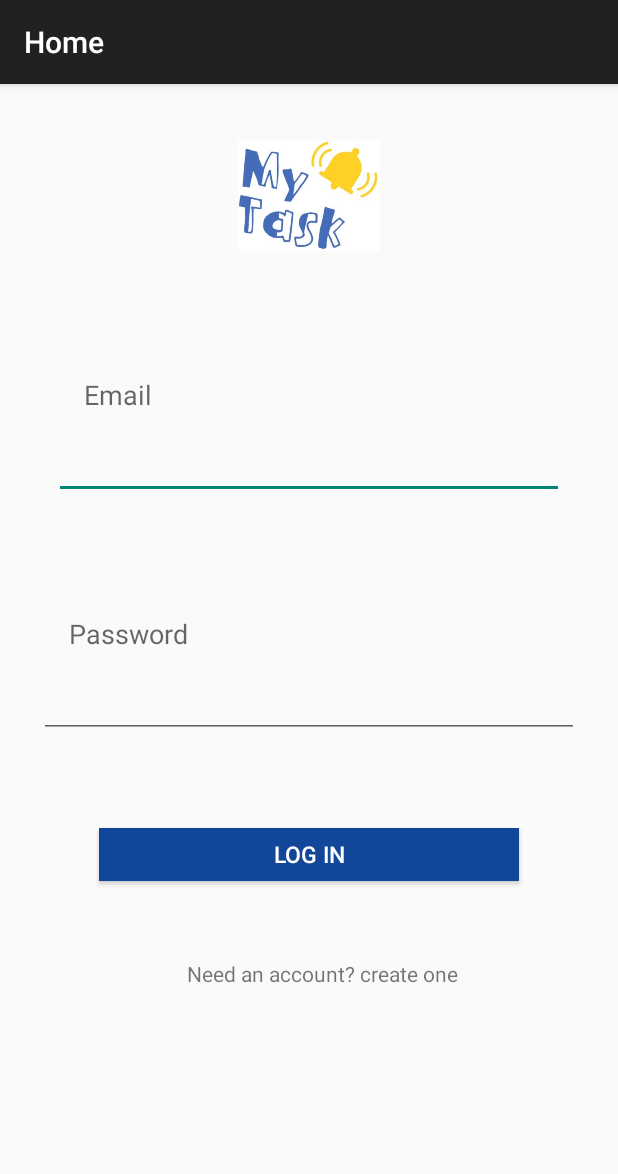
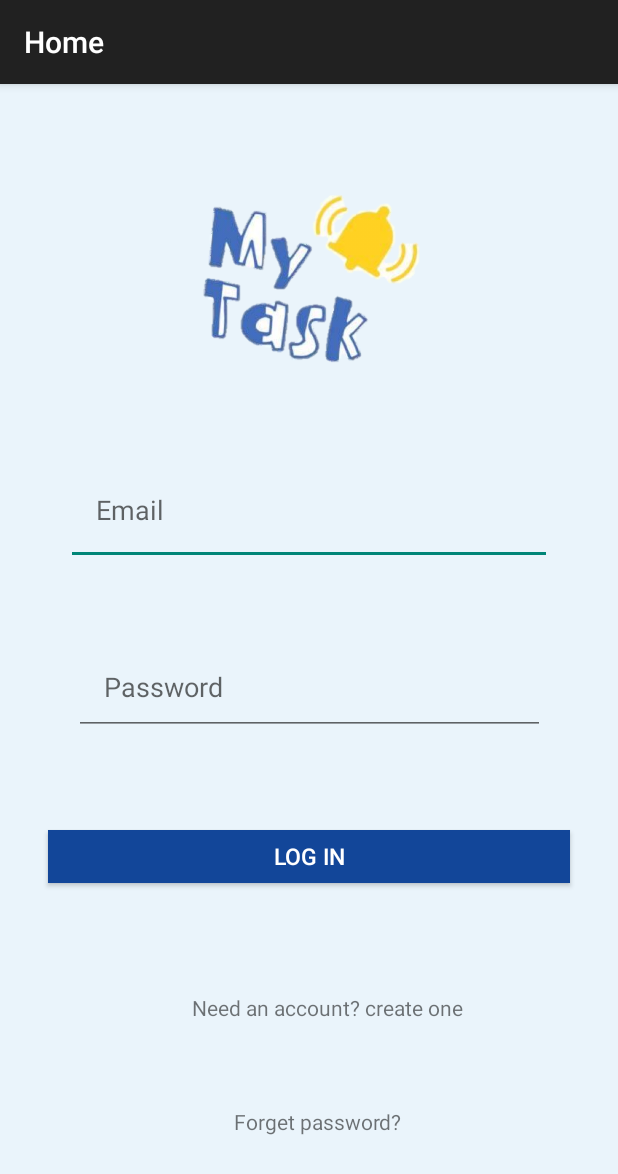
Before and after one commit to AlhanoufAldawood/MyTasks, an Android app: the Log_in screen opened directly, with no data from a screen before it, on a phone screen of 412 x 824 dp. Shown: the top 1174 px of the screen. Run offline under Robolectric (Android 15) with nearby library versions, the phone set to English and light mode, and no system bars; our stand-ins replace Firebase (no records; nobody signed in at launch, a user with empty details on screens opened directly).

Commit message:
improving design

```diff
--- a/app/src/main/AndroidManifest.xml
+++ b/app/src/main/AndroidManifest.xml
@@ -22,7 +22,6 @@
         <activity
             android:name=".parentHome"
             android:label="@string/title_activity_parent_home"
-            android:parentActivityName=".Log_in"
             android:theme="@style/Theme.AppCompat.Light.DarkActionBar" />
         <activity android:name=".AddTaskActivity" />
         <activity
--- a/app/src/main/res/layout/activity_add_task.xml
+++ b/app/src/main/res/layout/activity_add_task.xml
@@ -8,7 +8,7 @@
     app:layout_behavior="@string/appbar_scrolling_view_behavior"
     tools:context=".AddTaskActivity"
     tools:showIn="@layout/activity_add_task"
-    android:background="@drawable/background"
+    android:background="#EAF4FB"
 
 
     >
--- a/app/src/main/res/layout/activity_child_tasks.xml
+++ b/app/src/main/res/layout/activity_child_tasks.xml
@@ -5,7 +5,7 @@
     android:layout_width="match_parent"
     android:layout_height="match_parent"
     tools:context=".ChildTasks"
-    android:background="@drawable/background"
+    android:background="#EAF4FB"
     >
 
     <android.support.design.widget.AppBarLayout
--- a/app/src/main/res/layout/activity_log_in.xml
+++ b/app/src/main/res/layout/activity_log_in.xml
@@ -9,33 +9,37 @@
     android:paddingTop="16dp"
     android:paddingRight="16dp"
     android:paddingBottom="16dp"
-    tools:context=".Log_in">
+    android:background="#EAF4FB"
+    tools:context=".Log_in"
+    tools:layout_editor_absoluteY="81dp">
 
     <EditText
         android:id="@+id/email"
 
-        android:layout_width="0dp"
-        android:layout_height="0dp"
-        android:layout_margin="10dp"
-        android:layout_marginBottom="5dp"
+        android:layout_width="324dp"
+        android:layout_height="73dp"
+        android:layout_marginStart="21dp"
+        android:layout_marginLeft="21dp"
+        android:layout_marginEnd="21dp"
+        android:layout_marginRight="21dp"
+        android:layout_marginBottom="4dp"
         android:hint="Email"
         android:inputType="textEmailAddress"
         android:padding="20dp"
         app:layout_constraintBottom_toTopOf="@+id/password"
-        app:layout_constraintEnd_toEndOf="@+id/password"
-        app:layout_constraintStart_toStartOf="@+id/password"
+        app:layout_constraintEnd_toEndOf="parent"
+        app:layout_constraintStart_toStartOf="parent"
         app:layout_constraintTop_toBottomOf="@+id/imageView" />
 
     <EditText
         android:id="@+id/password"
-        android:layout_width="0dp"
-        android:layout_height="0dp"
-        android:layout_margin="10dp"
-        android:layout_marginStart="19dp"
-        android:layout_marginLeft="19dp"
-        android:layout_marginEnd="19dp"
-        android:layout_marginRight="19dp"
-        android:layout_marginBottom="55dp"
+        android:layout_width="314dp"
+        android:layout_height="63dp"
+        android:layout_marginStart="17dp"
+        android:layout_marginLeft="17dp"
+        android:layout_marginEnd="17dp"
+        android:layout_marginRight="17dp"
+        android:layout_marginBottom="18dp"
         android:hint="Password"
         android:inputType="textPassword"
         android:padding="20dp"
@@ -49,14 +53,13 @@
 
         android:layout_width="match_parent"
         android:layout_height="35dp"
-        android:layout_margin="50dp"
-        android:layout_marginStart="64dp"
-        android:layout_marginLeft="64dp"
-        android:layout_marginEnd="64dp"
-        android:layout_marginRight="64dp"
-        android:layout_marginBottom="31dp"
+        android:layout_marginStart="16dp"
+
+        android:layout_marginLeft="16dp"
+        android:layout_marginEnd="16dp"
+        android:layout_marginRight="16dp"
+        android:layout_marginBottom="25dp"
         android:background="#124699"
-
         android:onClick="btnLogin_Click"
         android:padding="2dp"
         android:text="Log in"
@@ -70,27 +73,48 @@
 
     <TextView
         android:id="@+id/textView"
-        android:layout_width="243dp"
-        android:layout_height="0dp"
-        android:layout_marginEnd="30dp"
-        android:layout_marginRight="50dp"
-        android:layout_marginBottom="31dp"
+        android:layout_width="216dp"
+        android:layout_height="42dp"
+        android:layout_marginEnd="38dp"
+        android:layout_marginRight="38dp"
+        android:layout_marginBottom="60dp"
         android:clickable="true"
         android:onClick="btnRegister_Click"
         android:padding="2dp"
         android:text="Need an account? create one"
         app:layout_constraintBottom_toBottomOf="parent"
-        app:layout_constraintEnd_toEndOf="parent"
+        app:layout_constraintEnd_toEndOf="@+id/login"
         app:layout_constraintTop_toBottomOf="@+id/login" />
+
+    <TextView
+        android:id="@+id/forgetPassword"
+        android:layout_width="216dp"
+        android:layout_height="42dp"
+        android:layout_marginEnd="10dp"
+        android:layout_marginRight="10dp"
+        android:layout_marginBottom="30dp"
+        android:clickable="true"
+        android:onClick="btnRegister_Click"
+        android:padding="2dp"
+        android:text="Forget password?"
+        app:layout_constraintBottom_toBottomOf="parent"
+        app:layout_constraintEnd_toEndOf="@+id/login"
+        app:layout_constraintTop_toBottomOf="@+id/login"
+        app:layout_constraintVertical_bias="1.0" />
+
 
     <ImageView
         android:id="@+id/imageView"
-        android:layout_width="148dp"
-        android:layout_height="74dp"
-        android:layout_marginTop="21dp"
-        android:layout_marginBottom="16dp"
+        android:layout_width="295dp"
+        android:layout_height="131dp"
+        android:layout_marginStart="64dp"
+        android:layout_marginLeft="64dp"
+        android:layout_marginEnd="64dp"
+        android:layout_marginRight="64dp"
+        android:layout_marginBottom="8dp"
         app:layout_constraintBottom_toTopOf="@+id/email"
         app:layout_constraintEnd_toEndOf="parent"
+        app:layout_constraintHorizontal_bias="0.48"
         app:layout_constraintStart_toStartOf="parent"
         app:layout_constraintTop_toTopOf="parent"
         app:srcCompat="@drawable/logo" />
--- a/app/src/main/res/layout/activity_main.xml
+++ b/app/src/main/res/layout/activity_main.xml
@@ -5,6 +5,8 @@
     android:layout_width="match_parent"
     android:layout_height="match_parent"
     tools:context=".MainActivity"
+    android:background="#EAF4FB"
+
 
     >
 
--- a/app/src/main/res/layout/activity_parent_home.xml
+++ b/app/src/main/res/layout/activity_parent_home.xml
@@ -5,6 +5,8 @@
     android:layout_width="match_parent"
     android:layout_height="match_parent"
     tools:context=".parentHome"
+    android:background="#EAF4FB"
+
     >
 
 
--- a/app/src/main/res/layout/activity_sign_up.xml
+++ b/app/src/main/res/layout/activity_sign_up.xml
@@ -9,7 +9,10 @@
     android:paddingTop="16dp"
     android:paddingRight="16dp"
     android:paddingBottom="16dp"
-    tools:context=".SignUp">
+    tools:context=".SignUp"
+    android:background="#EAF4FB"
+
+    >
 
     <EditText
         android:id="@+id/email"
--- a/app/src/main/res/layout/activity_update_child.xml
+++ b/app/src/main/res/layout/activity_update_child.xml
@@ -7,7 +7,10 @@
     android:layout_height="match_parent"
     app:layout_behavior="@string/appbar_scrolling_view_behavior"
     tools:context=".UpdateChild"
-    tools:showIn="@layout/activity_update_child">
+    tools:showIn="@layout/activity_update_child"
+    android:background="#EAF4FB"
+
+    >
 
     <EditText
         android:id="@+id/childName"
--- a/app/src/main/res/layout/content_child_tasks.xml
+++ b/app/src/main/res/layout/content_child_tasks.xml
@@ -7,7 +7,11 @@
     android:layout_height="match_parent"
     app:layout_behavior="@string/appbar_scrolling_view_behavior"
     tools:context=".ChildTasks"
-    tools:showIn="@layout/content_child_tasks">
+    tools:showIn="@layout/content_child_tasks"
+    android:background="#EAF4FB"
+
+
+    >
 
 
     <ListView
--- a/app/src/main/res/layout/content_main.xml
+++ b/app/src/main/res/layout/content_main.xml
@@ -8,7 +8,9 @@
     app:layout_behavior="@string/appbar_scrolling_view_behavior"
     tools:context=".MainActivity"
     tools:layout_editor_absoluteY="81dp"
-    tools:showIn="@layout/activity_main">
+    tools:showIn="@layout/activity_main"
+    android:background="#EAF4FB"
+    >
 
     <EditText
         android:id="@+id/childName"
--- a/app/src/main/res/layout/update_child.xml
+++ b/app/src/main/res/layout/update_child.xml
@@ -7,7 +7,10 @@
     android:layout_height="match_parent"
     app:layout_behavior="@string/appbar_scrolling_view_behavior"
     tools:context=".MainActivity"
-    tools:showIn="@layout/update_child">
+    tools:showIn="@layout/update_child"
+    android:background="#EAF4FB"
+
+    >
 
     <EditText
         android:id="@+id/newchildName"
--- a/app/src/main/res/layout/update_task.xml
+++ b/app/src/main/res/layout/update_task.xml
@@ -8,7 +8,7 @@
     app:layout_behavior="@string/appbar_scrolling_view_behavior"
     tools:context=".UpdateTask"
     tools:showIn="@layout/update_task"
-
+    android:background="#EAF4FB"
 
 
     >
```
Also changed, not shown: app/src/main/java/com/example/alhanoufaldawood/swe444/ChildTasks.java (+0 -39 lines), app/src/main/res/drawable/logo.jpeg (deleted), app/src/main/res/drawable/logo.png (added).
